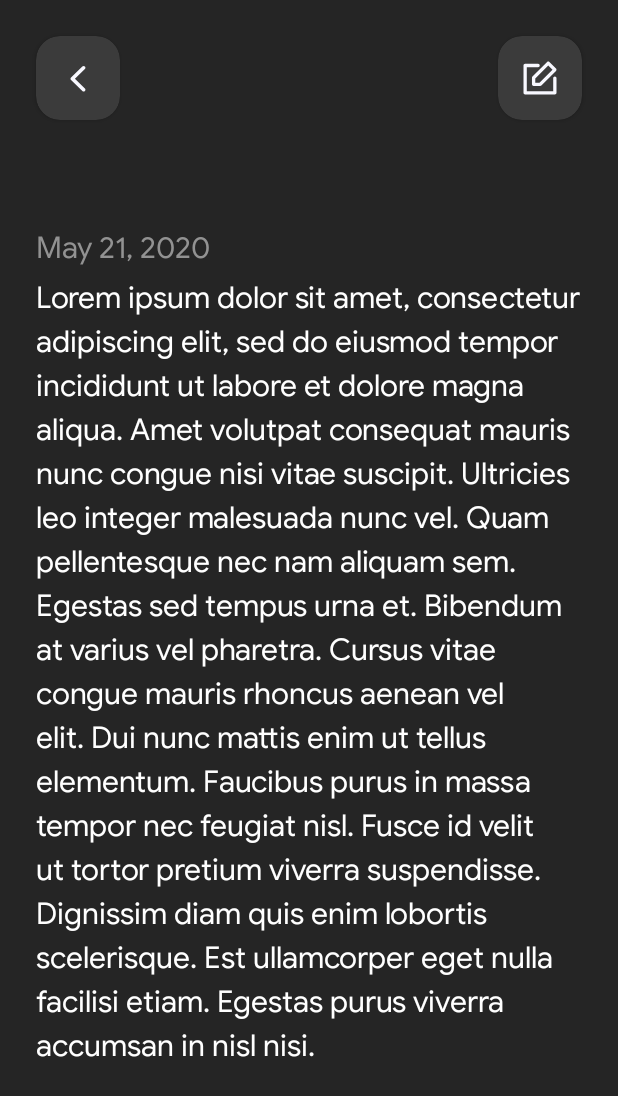
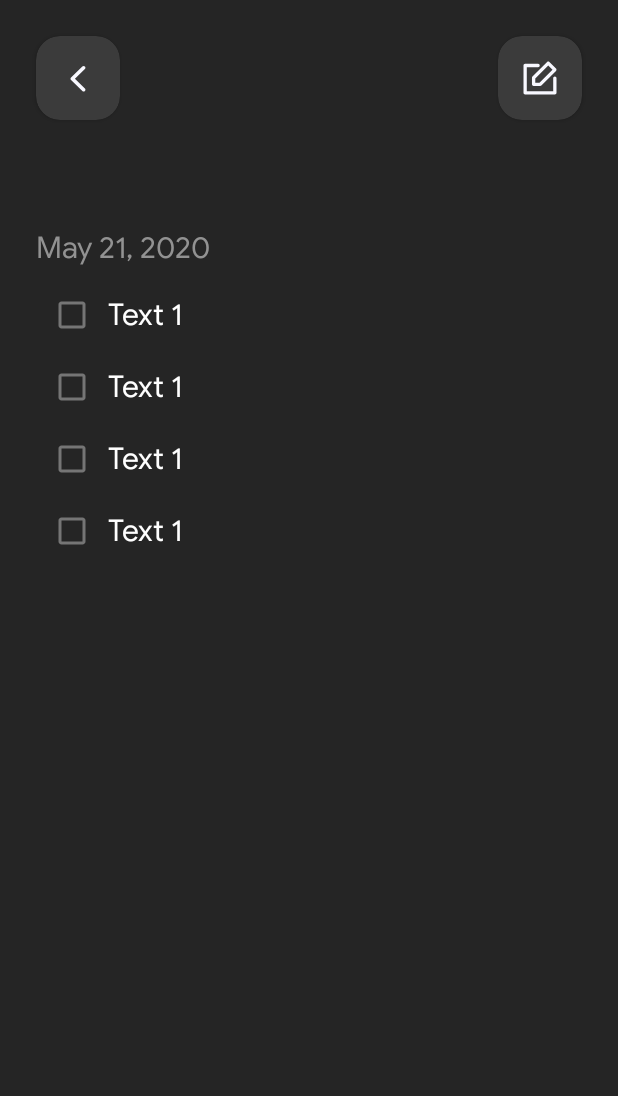
Before and after one commit to srivastavahardik/notes-test, an Android app: the NoteFragment screen opened through its navigation route, on a phone screen of 412 x 824 dp. Shown: the top 1096 px of the screen. Run offline under Robolectric (Android 15) with nearby library versions, the phone set to English and light mode, and no system bars; our stand-ins replace data binding.

Commit message:
NoteFragment: Show demo task list

```diff
--- a/app/src/main/java/com/oddlyspaced/notes/ui/note/fragment/NoteFragment.kt
+++ b/app/src/main/java/com/oddlyspaced/notes/ui/note/fragment/NoteFragment.kt
@@ -10,8 +10,13 @@ import androidx.core.view.isVisible
 import androidx.core.widget.addTextChangedListener
 import androidx.databinding.DataBindingUtil
 import androidx.fragment.app.Fragment
+import androidx.recyclerview.widget.LinearLayoutManager
+import androidx.recyclerview.widget.StaggeredGridLayoutManager
 import com.oddlyspaced.notes.R
 import com.oddlyspaced.notes.databinding.FragmentNoteBinding
+import com.oddlyspaced.notes.modal.Item
+import com.oddlyspaced.notes.ui.home.adapter.ItemsAdapter
+import com.oddlyspaced.notes.ui.home.adapter.NotesAdapter
 import com.oddlyspaced.notes.ui.note.viewmodel.NoteViewModel
 import com.oddlyspaced.notes.ui.note.viewmodel.NoteViewModelFactory
 
@@ -20,10 +25,13 @@ class NoteFragment: Fragment() {
     private lateinit var binding: FragmentNoteBinding
     private lateinit var viewmodel: NoteViewModel
 
+    private lateinit var adapter: ItemsAdapter
+
     override fun onCreateView(inflater: LayoutInflater, container: ViewGroup?, savedInstanceState: Bundle?): View {
         viewmodel = NoteViewModelFactory(NoteFragmentArgs.fromBundle(requireArguments()).notejson).create(NoteViewModel::class.java)
         binding = DataBindingUtil.inflate(inflater, R.layout.fragment_note, container, false)
 
+        setupRecyclerView()
         setupObservers()
         setupClickListeners()
 
@@ -39,6 +47,37 @@ class NoteFragment: Fragment() {
                 viewmodel.toggleEditing()
             }
         }
+    }
+
+    private fun setupRecyclerView() {
+        binding.rvItems.layoutManager = LinearLayoutManager(context)
+        adapter = ItemsAdapter()
+        binding.rvItems.adapter = adapter
+
+        adapter.submitList(
+            mutableListOf(
+                Item(
+                    1,
+                    "Text 1",
+                    false
+                ),
+                Item(
+                    2,
+                    "Text 1",
+                    false
+                ),
+                Item(
+                    3,
+                    "Text 1",
+                    false
+                ),
+                Item(
+                    4,
+                    "Text 1",
+                    false
+                )
+            )
+        )
     }
 
     private fun setupObservers() {
--- a/app/src/main/res/layout/fragment_note.xml
+++ b/app/src/main/res/layout/fragment_note.xml
@@ -123,8 +123,27 @@
 
                 <androidx.constraintlayout.widget.ConstraintLayout
                     android:layout_width="match_parent"
+                    android:layout_height="match_parent"
+
+                    android:layout_marginTop="8dp">
+
+                    <androidx.recyclerview.widget.RecyclerView
+                        android:id="@+id/rvItems"
+                        android:layout_width="match_parent"
+                        android:layout_height="match_parent"
+                        app:layout_constraintBottom_toBottomOf="parent"
+                        app:layout_constraintEnd_toEndOf="parent"
+                        app:layout_constraintStart_toStartOf="parent"
+                        app:layout_constraintTop_toTopOf="parent" />
+
+                    <androidx.constraintlayout.widget.ConstraintLayout
+                        android:layout_width="match_parent"
                         android:layout_height="wrap_content"
-                    android:layout_marginTop="8dp">
+                        android:visibility="gone"
+                        app:layout_constraintBottom_toBottomOf="parent"
+                        app:layout_constraintEnd_toEndOf="parent"
+                        app:layout_constraintStart_toStartOf="parent"
+                        app:layout_constraintTop_toTopOf="parent">
 
                         <EditText
                             android:id="@+id/etContent"
@@ -156,6 +175,7 @@
 
 
                     </androidx.constraintlayout.widget.ConstraintLayout>
+                </androidx.constraintlayout.widget.ConstraintLayout>
 
             </LinearLayout>
         </ScrollView>
```
Lines whose indentation alone changed are shown as unchanged.
